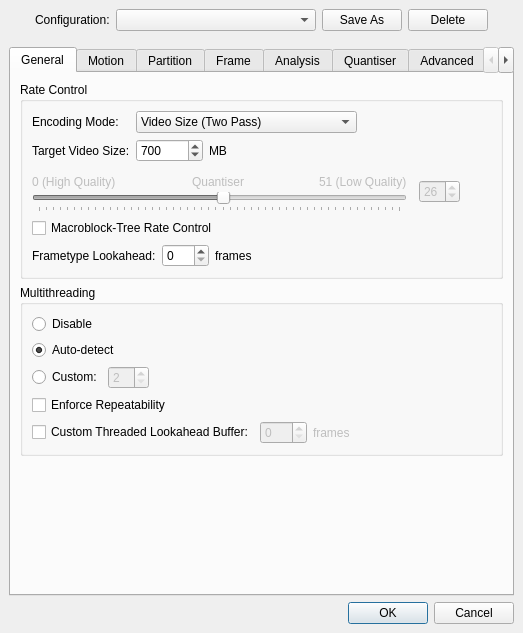
This is branches/avidemux_2.5_branch_gruntster/plugins/ADM_videoEncoder/ADM_vidEnc_x264/qt4/x264ConfigDialog.ui in BackupTheBerlios/avidemux-svn as Qt 5 draws it before an edit. The edited form follows.
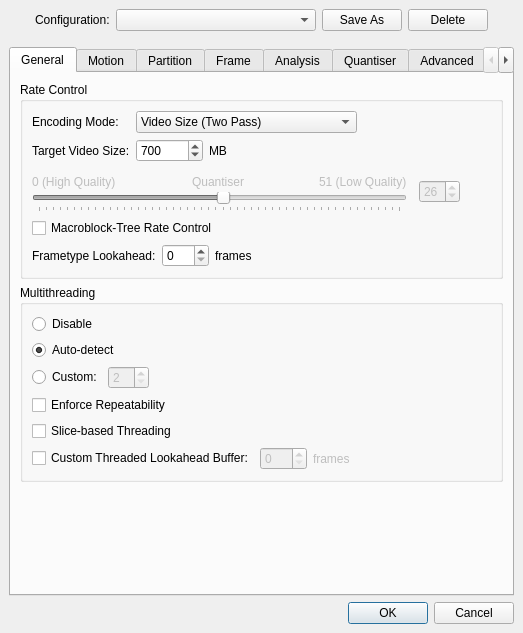
This is the edited form.

Commit message: [x264] add support for slice-based threading

The edit to the form file:
```diff
--- a/branches/avidemux_2.5_branch_gruntster/plugins/ADM_videoEncoder/ADM_vidEnc_x264/qt4/x264ConfigDialog.ui
+++ b/branches/avidemux_2.5_branch_gruntster/plugins/ADM_videoEncoder/ADM_vidEnc_x264/qt4/x264ConfigDialog.ui
@@ -7,7 +7,7 @@
     <x>0</x>
     <y>0</y>
     <width>523</width>
-    <height>590</height>
+    <height>580</height>
    </rect>
   </property>
   <property name="windowTitle" >
@@ -565,6 +565,13 @@
             </property>
            </widget>
           </item>
+          <item>
+           <widget class="QCheckBox" name="sliceThreadingCheckBox" >
+            <property name="text" >
+             <string>Slice-based Threading</string>
+            </property>
+           </widget>
+          </item>
           <item>
            <layout class="QHBoxLayout" >
             <property name="margin" >
```
Left out of the diff: 1 changed line with no effect on the pictures. The commit also changes 4 other files.
